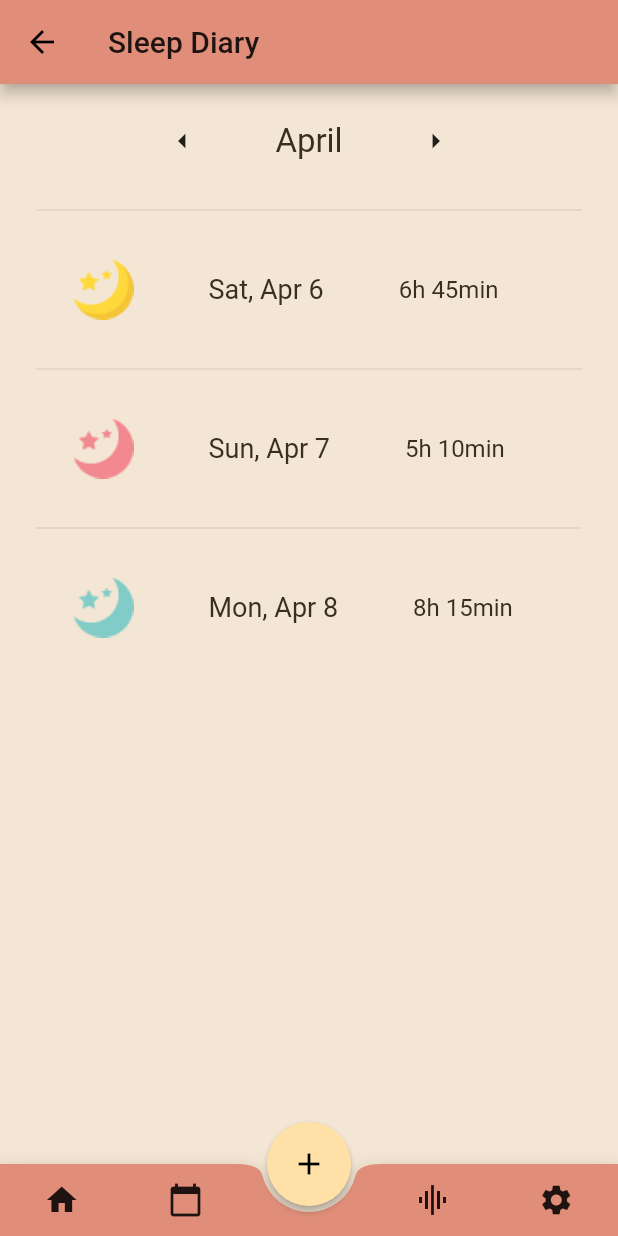
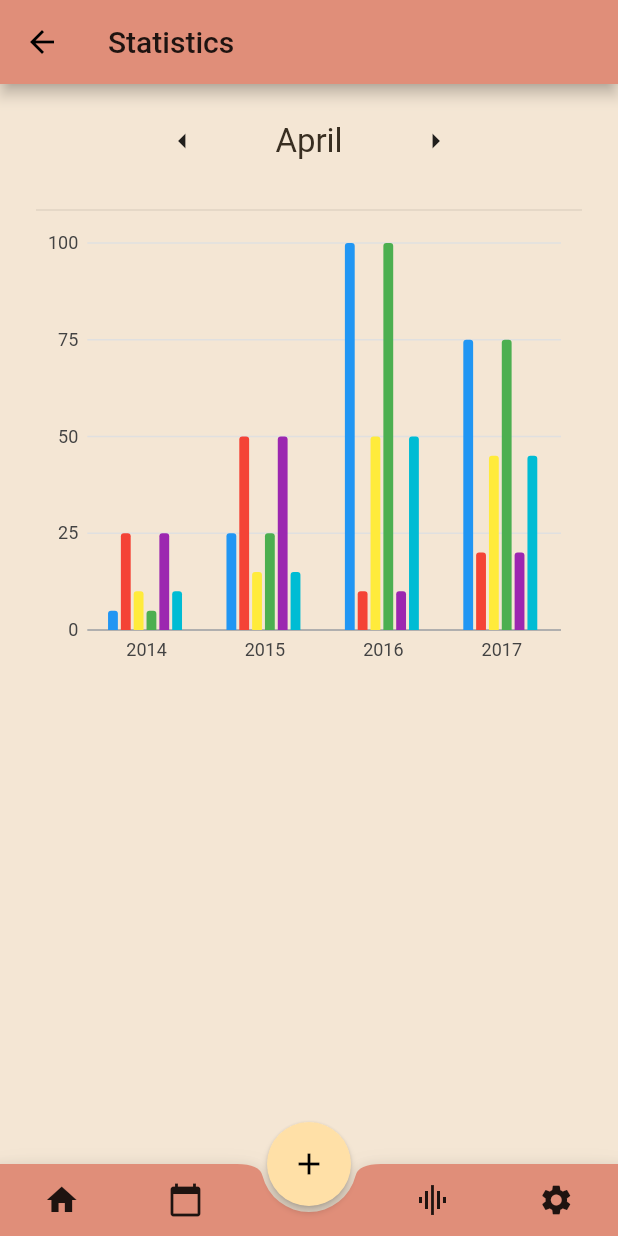
Before and after one commit to alexdor/dtu-sleepwell, a Flutter app: the SleepDiary screen opened by its route, after a tap on the "graphic eq" icon, on a phone screen of 412 x 824 dp. Run offline on Flutter 3.47's test engine with Material 2 defaults, Android fonts, the phone set to English and light mode, and no system bars; our stand-ins replace charts_flutter, dots_indicator, flutter_xlider; missing offline and left inert: flutter_duration_picker; project files that could hold a hidden picture were left out.

Commit message:
WIP bar chart

```diff
--- a/mobile_app/lib/main.dart
+++ b/mobile_app/lib/main.dart
@@ -1,8 +1,10 @@
 import 'package:flutter/cupertino.dart';
 import 'package:flutter/material.dart';
+import 'package:sleep_well/screens/dataviz1.dart';
 import 'package:sleep_well/screens/home_screen.dart';
 import 'package:sleep_well/screens/onboarding_screen.dart';
 import 'package:sleep_well/screens/select_date.dart';
+import 'package:sleep_well/screens/settings.dart';
 import 'package:sleep_well/screens/sleepdiary_screen.dart';
 
 void main() => runApp(MyApp());
@@ -20,7 +22,9 @@ class MyApp extends StatelessWidget {
         '/intro': (context) => OnBoardingPage(),
         '/date': (context) => SelectDate(),
         '/': (context) => MyHomePage(),
-        '/diary': (context) => SleepDiary()
+        '/diary': (context) => SleepDiary(),
+        '/settings': (context) => Settings(),
+        '/monthdata': (context) => new DataViz.withSampleData(),
       },
     );
   }
--- /dev/null
+++ b/mobile_app/lib/screens/dataviz1.dart
@@ -0,0 +1,150 @@
+import 'package:flutter/material.dart';
+import 'package:sleep_well/components/scaffold.dart';
+import 'package:charts_flutter/flutter.dart' as charts;
+
+class DataViz extends StatelessWidget {
+  final List<charts.Series> seriesList;
+  final bool animate;
+
+  DataViz(this.seriesList, {this.animate});
+
+  factory DataViz.withSampleData() {
+    return new DataViz(
+      createSampleData(),
+      // Disable animations for image tests.
+      animate: false,
+    );
+  }
+  @override
+  Widget build(BuildContext context) {
+    return ScreenScaffold(
+        title: Text("Statistics"),
+        body: new Container(
+            child: ListView(
+                shrinkWrap: true,
+                padding: EdgeInsets.only(left: 24.0, right: 24.0),
+                children: <Widget>[
+              Row(
+                  mainAxisAlignment: MainAxisAlignment.center,
+                  children: <Widget>[
+                    Container(
+                        margin: EdgeInsets.all(25.0),
+                        child: new Icon(Icons.arrow_left)),
+                    Container(
+                        margin: EdgeInsets.all(25.0),
+                        child: Text(
+                          "April",
+                          style: TextStyle(
+                              color: Color(0xFF382E21), fontSize: 22.0),
+                        )),
+                    Container(
+                        margin: EdgeInsets.all(25.0),
+                        child: new Icon(Icons.arrow_right)),
+                  ]),
+              Divider(),
+              new charts.BarChart(
+                seriesList,
+                animate: animate,
+                barGroupingType: charts.BarGroupingType.groupedStacked,
+              )
+            ])));
+  }
+
+  /// Create series list with multiple series
+  static List<charts.Series<OrdinalSales, String>> createSampleData() {
+    final desktopSalesDataA = [
+      new OrdinalSales('2014', 5),
+      new OrdinalSales('2015', 25),
+      new OrdinalSales('2016', 100),
+      new OrdinalSales('2017', 75),
+    ];
+
+    final tableSalesDataA = [
+      new OrdinalSales('2014', 25),
+      new OrdinalSales('2015', 50),
+      new OrdinalSales('2016', 10),
+      new OrdinalSales('2017', 20),
+    ];
+
+    final mobileSalesDataA = [
+      new OrdinalSales('2014', 10),
+      new OrdinalSales('2015', 15),
+      new OrdinalSales('2016', 50),
+      new OrdinalSales('2017', 45),
+    ];
+
+    final desktopSalesDataB = [
+      new OrdinalSales('2014', 5),
+      new OrdinalSales('2015', 25),
+      new OrdinalSales('2016', 100),
+      new OrdinalSales('2017', 75),
+    ];
+
+    final tableSalesDataB = [
+      new OrdinalSales('2014', 25),
+      new OrdinalSales('2015', 50),
+      new OrdinalSales('2016', 10),
+      new OrdinalSales('2017', 20),
+    ];
+
+    final mobileSalesDataB = [
+      new OrdinalSales('2014', 10),
+      new OrdinalSales('2015', 15),
+      new OrdinalSales('2016', 50),
+      new OrdinalSales('2017', 45),
+    ];
+
+    return [
+      new charts.Series<OrdinalSales, String>(
+        id: 'Desktop A',
+        seriesCategory: 'A',
+        domainFn: (OrdinalSales sales, _) => sales.year,
+        measureFn: (OrdinalSales sales, _) => sales.sales,
+        data: desktopSalesDataA,
+      ),
+      new charts.Series<OrdinalSales, String>(
+        id: 'Tablet A',
+        seriesCategory: 'A',
+        domainFn: (OrdinalSales sales, _) => sales.year,
+        measureFn: (OrdinalSales sales, _) => sales.sales,
+        data: tableSalesDataA,
+      ),
+      new charts.Series<OrdinalSales, String>(
+        id: 'Mobile A',
+        seriesCategory: 'A',
+        domainFn: (OrdinalSales sales, _) => sales.year,
+        measureFn: (OrdinalSales sales, _) => sales.sales,
+        data: mobileSalesDataA,
+      ),
+      new charts.Series<OrdinalSales, String>(
+        id: 'Desktop B',
+        seriesCategory: 'B',
+        domainFn: (OrdinalSales sales, _) => sales.year,
+        measureFn: (OrdinalSales sales, _) => sales.sales,
+        data: desktopSalesDataB,
+      ),
+      new charts.Series<OrdinalSales, String>(
+        id: 'Tablet B',
+        seriesCategory: 'B',
+        domainFn: (OrdinalSales sales, _) => sales.year,
+        measureFn: (OrdinalSales sales, _) => sales.sales,
+        data: tableSalesDataB,
+      ),
+      new charts.Series<OrdinalSales, String>(
+        id: 'Mobile B',
+        seriesCategory: 'B',
+        domainFn: (OrdinalSales sales, _) => sales.year,
+        measureFn: (OrdinalSales sales, _) => sales.sales,
+        data: mobileSalesDataB,
+      ),
+    ];
+  }
+}
+
+/// Sample ordinal data type.
+class OrdinalSales {
+  final String year;
+  final int sales;
+
+  OrdinalSales(this.year, this.sales);
+}
--- a/mobile_app/lib/screens/sleepdiary_screen.dart
+++ b/mobile_app/lib/screens/sleepdiary_screen.dart
@@ -28,16 +28,16 @@ class SleepDiary extends StatelessWidget {
             Divider(),
             Row(children: <Widget>[
               Container(
-                  margin: EdgeInsets.all(25.0),
+                  margin: EdgeInsets.all(20.0),
                   child: Image.asset('assets/moon_yellow.png')),
               Container(
-                  margin: EdgeInsets.all(25.0),
+                  margin: EdgeInsets.all(20.0),
                   child: Text(
                     "Sat, Apr 6",
                     style: TextStyle(color: Color(0xFF382E21), fontSize: 18.0),
                   )),
               Container(
-                  margin: EdgeInsets.all(25.0),
+                  margin: EdgeInsets.all(20.0),
                   child: Text(
                     "6h 45min",
                     style: TextStyle(color: Color(0xFF382E21), fontSize: 16.0),
@@ -46,16 +46,16 @@ class SleepDiary extends StatelessWidget {
             Divider(),
             Row(children: <Widget>[
               Container(
-                  margin: EdgeInsets.all(25.0),
+                  margin: EdgeInsets.all(20.0),
                   child: Image.asset('assets/moon_rose.png')),
               Container(
-                  margin: EdgeInsets.all(25.0),
+                  margin: EdgeInsets.all(20.0),
                   child: Text(
                     "Sun, Apr 7",
                     style: TextStyle(color: Color(0xFF382E21), fontSize: 18.0),
                   )),
               Container(
-                  margin: EdgeInsets.all(25.0),
+                  margin: EdgeInsets.all(20.0),
                   child: Text(
                     "5h 10min",
                     style: TextStyle(color: Color(0xFF382E21), fontSize: 16.0),
@@ -64,16 +64,16 @@ class SleepDiary extends StatelessWidget {
             Divider(),
             Row(children: <Widget>[
               Container(
-                  margin: EdgeInsets.all(25.0),
+                  margin: EdgeInsets.all(20.0),
                   child: Image.asset('assets/moon_blue.png')),
               Container(
-                  margin: EdgeInsets.all(25.0),
+                  margin: EdgeInsets.all(20.0),
                   child: Text(
                     "Mon, Apr 8",
                     style: TextStyle(color: Color(0xFF382E21), fontSize: 18.0),
                   )),
               Container(
-                  margin: EdgeInsets.all(25.0),
+                  margin: EdgeInsets.all(20.0),
                   child: Text(
                     "8h 15min",
                     style: TextStyle(color: Color(0xFF382E21), fontSize: 16.0),
--- a/mobile_app/pubspec.yaml
+++ b/mobile_app/pubspec.yaml
@@ -24,6 +24,7 @@ dependencies:
   intl: 0.15.8
   flutter:
     sdk: flutter
+  charts_flutter: ^0.6.0
 
   # The following adds the Cupertino Icons font to your application.
   # Use with the CupertinoIcons class for iOS style icons.
```
Also changed, not shown: mobile_app/lib/components/scaffold.dart (+6 -2 lines), mobile_app/lib/screens/settings.dart (added, +75 -0 lines), mobile_app/pubspec.lock.
